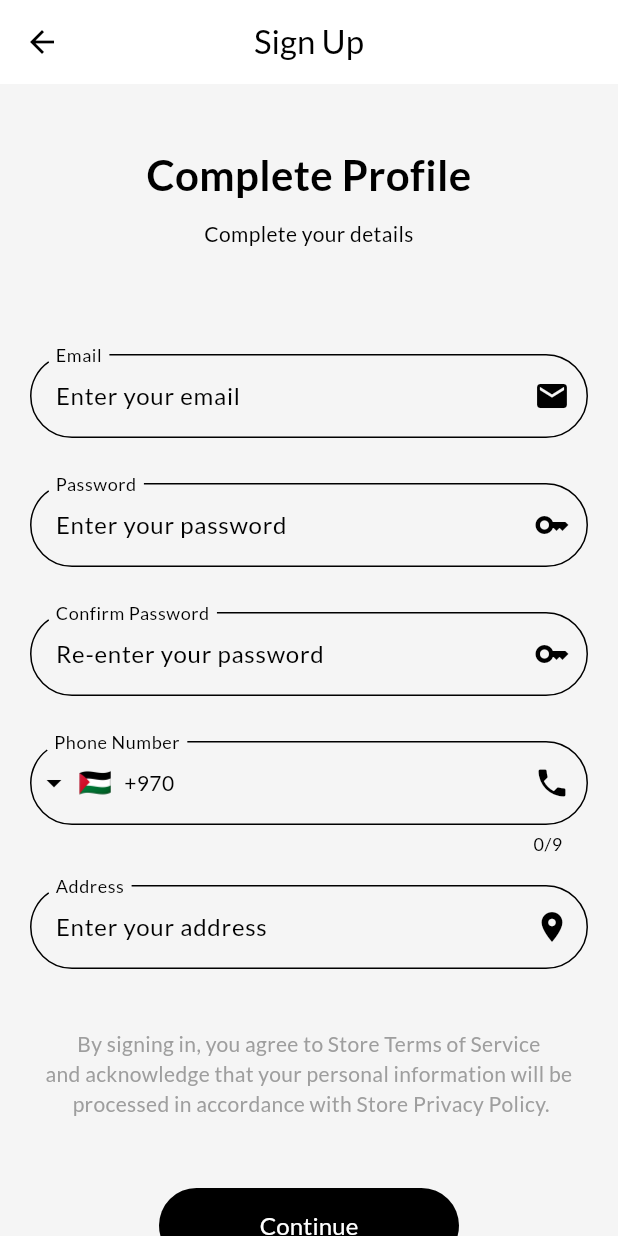
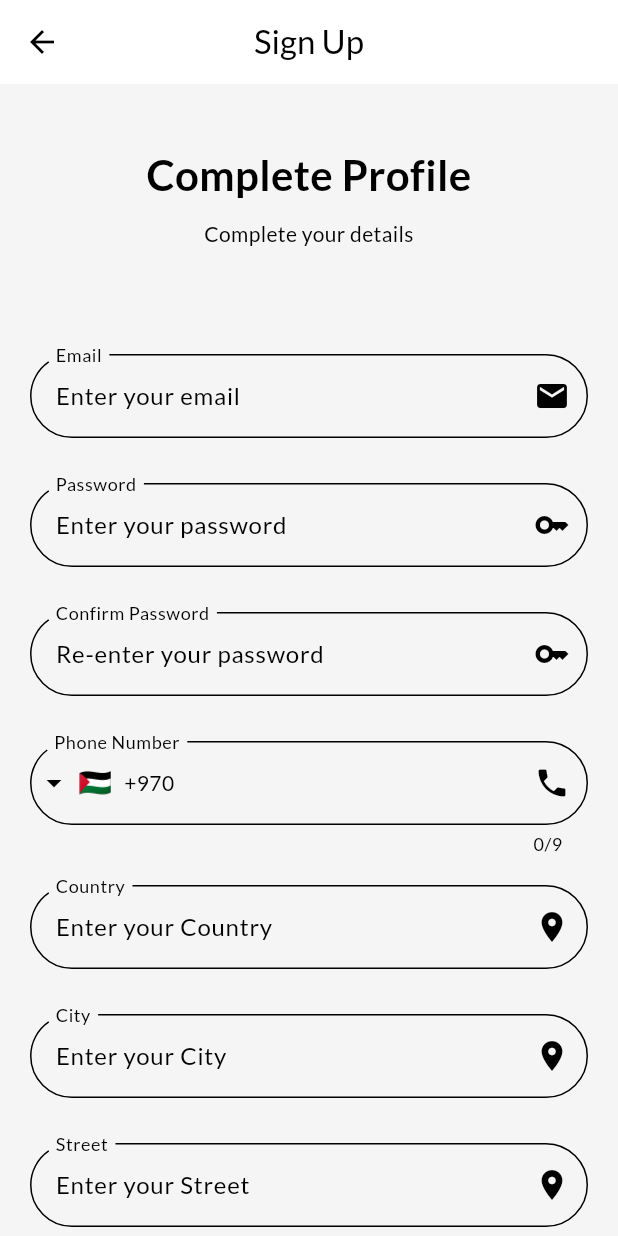
Before and after one commit to mahmoudqasem2001/Augmented-Reality-GlassesStore, a Flutter app: the SignUpScreen screen opened by its route, on a phone screen of 412 x 824 dp. Run offline on Flutter 3.47's test engine with Material 2 defaults, Android fonts, the phone set to English and light mode, and no system bars; drawn by our look-alikes of intl_phone_field; our stand-ins replace carousel_slider, curved_navigation_bar, dropdown_search, flutter_image_slideshow, flutter_rating_bar, shared_preferences; missing offline and left inert: clippy_flutter, intro_screen_onboarding_flutter; accounts and stored records are empty; network calls fail.

Commit message:
add address fields

```diff
--- a/lib/models/address.dart
+++ b/lib/models/address.dart
@@ -3,10 +3,10 @@ import 'dart:convert';
 
 
 class Address {
- final String? country;
- final String? city;
- final String? street;
- final String? zip;
+  String? country;
+  String? city;
+  String? street;
+  String? zip;
 
 
  Address({this.country, this.city, this.street, this.zip});
--- a/lib/providers/products_provider.dart
+++ b/lib/providers/products_provider.dart
@@ -142,6 +142,15 @@ class Products with ChangeNotifier {
 
   get product {
     return _product;
+  }
+
+  var _showErrorFilterMessage = false;
+
+  get showErrorFilterMessage => _showErrorFilterMessage;
+
+  void setShowErrorFilterMessage(var showErrorMessage) {
+    _showErrorFilterMessage = showErrorMessage;
+    notifyListeners();
   }
 
   String _dropdownValue = 'Lowest Price';
--- a/lib/views/widgets/signup_widgets/signup_form.dart
+++ b/lib/views/widgets/signup_widgets/signup_form.dart
@@ -1,10 +1,12 @@
 import 'package:flutter/material.dart';
 import 'package:intl_phone_field/intl_phone_field.dart';
 import 'package:intl_phone_field/phone_number.dart';
+import 'package:shop_app/models/address.dart';
 import 'package:shop_app/views/screens/home_screens/home_screen.dart';
 
 import '../../../core/constants.dart';
 import '../auth_common_widgets/form_error.dart';
+
 class SignUpForm extends StatefulWidget {
   const SignUpForm({Key? key}) : super(key: key);
 
@@ -16,9 +18,9 @@ class _SignUpFormState extends State<SignUpForm> {
   final _formKey = GlobalKey<FormState>();
   String? email;
   String? password;
-  String? conform_password;
+  String? conformPassword;
   PhoneNumber? phoneNumber;
-  String? address;
+  Address? address;
   bool remember = false;
   final List<String?> errors = [];
 
@@ -54,7 +56,14 @@ class _SignUpFormState extends State<SignUpForm> {
           const SizedBox(height: 30),
           buildPhoneNumberFormField(),
           const SizedBox(height: 20),
-          buildAddressFormField(),
+          buildCountryFormField(),
+          const SizedBox(height: 30),
+          buildCityFormField(),
+          const SizedBox(height: 30),
+          buildStreetFormField(),
+          const SizedBox(height: 30),
+          buildZipFormField(),
+          const SizedBox(height: 20),
           FormError(errors: errors),
           const SizedBox(height: 40),
           const Text(
@@ -74,14 +83,14 @@ class _SignUpFormState extends State<SignUpForm> {
   TextFormField buildConformPassFormField() {
     return TextFormField(
       obscureText: true,
-      onSaved: (newValue) => conform_password = newValue,
+      onSaved: (newValue) => conformPassword = newValue,
       onChanged: (value) {
         if (value.isNotEmpty) {
           removeError(error: kPassNullError);
-        } else if (value.isNotEmpty && password == conform_password) {
+        } else if (value.isNotEmpty && password == conformPassword) {
           removeError(error: kMatchPassError);
         }
-        conform_password = value;
+        conformPassword = value;
       },
       validator: (value) {
         if (value!.isEmpty) {
@@ -234,9 +243,81 @@ class _SignUpFormState extends State<SignUpForm> {
     );
   }
 
-  TextFormField buildAddressFormField() {
+  TextFormField buildCountryFormField() {
     return TextFormField(
-      onSaved: (newValue) => address = newValue,
+      onSaved: (newValue) => address?.country = newValue,
+      onChanged: (value) {
+        if (value.isNotEmpty) {
+          removeError(error: kAddressNullError);
+        }
+        return;
+      },
+      validator: (value) {
+        if (value!.isEmpty) {
+          addError(error: kAddressNullError);
+          return "";
+        }
+        return null;
+      },
+      keyboardType: TextInputType.text,
+      decoration: InputDecoration(
+        labelText: "Country",
+        hintText: "Enter your Country",
+        enabledBorder: OutlineInputBorder(
+          borderRadius: BorderRadius.circular(28),
+          borderSide: const BorderSide(color: Colors.black),
+          gapPadding: 5,
+        ),
+        focusedBorder: OutlineInputBorder(
+          borderRadius: BorderRadius.circular(28),
+          gapPadding: 5,
+          borderSide: const BorderSide(color: Colors.black),
+        ),
+        floatingLabelBehavior: FloatingLabelBehavior.always,
+        suffixIcon: const Icon(Icons.location_on),
+      ),
+    );
+  }
+
+  TextFormField buildCityFormField() {
+    return TextFormField(
+      onSaved: (newValue) => address?.city = newValue,
+      onChanged: (value) {
+        if (value.isNotEmpty) {
+          removeError(error: kAddressNullError);
+        }
+        return;
+      },
+      validator: (value) {
+        if (value!.isEmpty) {
+          addError(error: kAddressNullError);
+          return "";
+        }
+        return null;
+      },
+      keyboardType: TextInputType.text,
+      decoration: InputDecoration(
+        labelText: "City",
+        hintText: "Enter your City",
+        enabledBorder: OutlineInputBorder(
+          borderRadius: BorderRadius.circular(28),
+          borderSide: const BorderSide(color: Colors.black),
+          gapPadding: 5,
+        ),
+        focusedBorder: OutlineInputBorder(
+          borderRadius: BorderRadius.circular(28),
+          gapPadding: 5,
+          borderSide: const BorderSide(color: Colors.black),
+        ),
+        floatingLabelBehavior: FloatingLabelBehavior.always,
+        suffixIcon: const Icon(Icons.location_on),
+      ),
+    );
+  }
+
+  TextFormField buildStreetFormField() {
+    return TextFormField(
+      onSaved: (newValue) => address?.street = newValue,
       onChanged: (value) {
         if (value.isNotEmpty) {
           removeError(error: kAddressNullError);
@@ -252,8 +333,44 @@ class _SignUpFormState extends State<SignUpForm> {
       },
       keyboardType: TextInputType.streetAddress,
       decoration: InputDecoration(
-        labelText: "Address",
-        hintText: "Enter your address",
+        labelText: "Street",
+        hintText: "Enter your Street",
+        enabledBorder: OutlineInputBorder(
+          borderRadius: BorderRadius.circular(28),
+          borderSide: const BorderSide(color: Colors.black),
+          gapPadding: 5,
+        ),
+        focusedBorder: OutlineInputBorder(
+          borderRadius: BorderRadius.circular(28),
+          gapPadding: 5,
+          borderSide: const BorderSide(color: Colors.black),
+        ),
+        floatingLabelBehavior: FloatingLabelBehavior.always,
+        suffixIcon: const Icon(Icons.location_on),
+      ),
+    );
+  }
+
+  TextFormField buildZipFormField() {
+    return TextFormField(
+      onSaved: (newValue) => address?.zip = newValue,
+      onChanged: (value) {
+        if (value.isNotEmpty) {
+          removeError(error: kAddressNullError);
+        }
+        return;
+      },
+      validator: (value) {
+        if (value!.isEmpty) {
+          addError(error: kAddressNullError);
+          return "";
+        }
+        return null;
+      },
+      keyboardType: TextInputType.streetAddress,
+      decoration: InputDecoration(
+        labelText: "Zip",
+        hintText: "Enter your Zip",
         enabledBorder: OutlineInputBorder(
           borderRadius: BorderRadius.circular(28),
           borderSide: const BorderSide(color: Colors.black),
@@ -281,7 +398,7 @@ class _SignUpFormState extends State<SignUpForm> {
               _formKey.currentState!.save();
             }
 
-             Navigator.of(context).pushNamed(HomeScreen.routeName);
+            Navigator.of(context).pushNamed(HomeScreen.routeName);
           },
           minWidth: 200,
           height: 50,
--- a/pubspec.yaml
+++ b/pubspec.yaml
@@ -41,6 +41,7 @@ dependencies:
   carousel_slider: ^4.2.1
   dropdown_search: ^5.0.6
   intl_phone_field: ^3.1.0
+  country_state_city_picker: ^1.2.8
 
 dev_dependencies:
   build_runner: ^2.4.4
```
Also changed, not shown: lib/views/widgets/drawer/end_drawer/products_filters.dart (+24 -4 lines), pubspec.lock.
